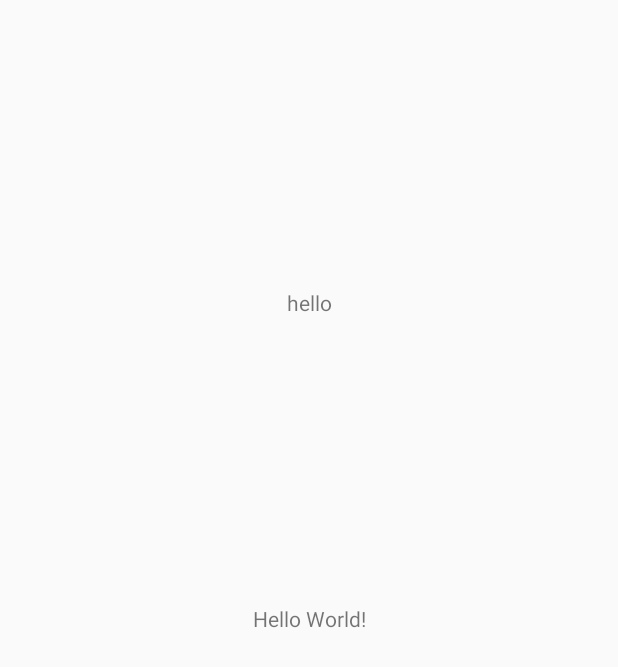
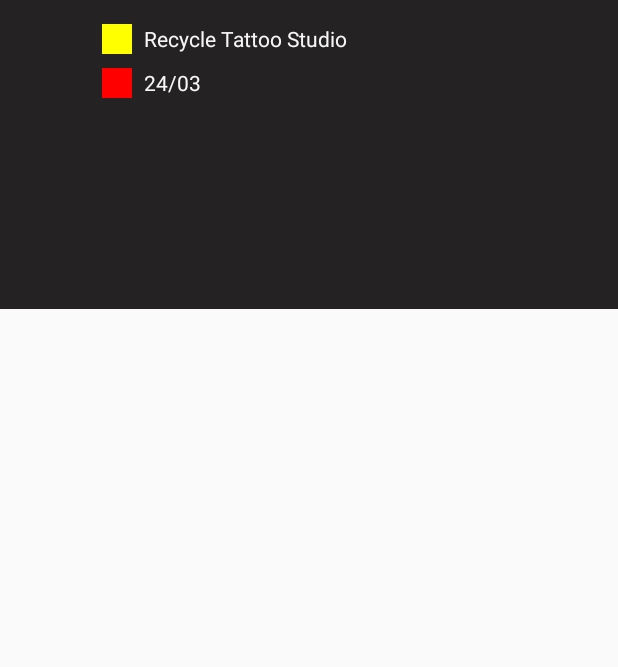
Before and after one commit to tqlong1609/Recycle-Tattoo-Studio, an Android app: the MainActivity screen opened directly, with no data from a screen before it, on a phone screen of 412 x 824 dp. Before the commit the part shown is almost empty. Shown: the top 667 px of the screen. Run offline under Robolectric (Android 15) with nearby library versions, the phone set to English and light mode, and no system bars.

Commit message:
animation translate activity, create layout header information, add recyleview

```diff
--- a/app/build.gradle
+++ b/app/build.gradle
@@ -27,6 +27,7 @@
     implementation fileTree(dir: 'libs', include: ['*.jar'])
     implementation 'androidx.appcompat:appcompat:1.0.2'
     implementation 'androidx.constraintlayout:constraintlayout:1.1.3'
+    implementation 'com.android.support:recyclerview-v7:1.0.0'
     testImplementation 'junit:junit:4.12'
     androidTestImplementation 'androidx.test:runner:1.2.0'
     androidTestImplementation 'androidx.test.espresso:espresso-core:3.2.0'
--- a/app/src/main/res/layout/activity_main.xml
+++ b/app/src/main/res/layout/activity_main.xml
@@ -1,32 +1,16 @@
 <?xml version="1.0" encoding="utf-8"?>
-<androidx.constraintlayout.widget.ConstraintLayout xmlns:android="http://schemas.android.com/apk/res/android"
-    xmlns:app="http://schemas.android.com/apk/res-auto"
-    xmlns:tools="http://schemas.android.com/tools"
+<LinearLayout
+    android:layout_height="match_parent"
     android:layout_width="match_parent"
-    android:layout_height="match_parent"
-    tools:context=".ui.activity.MainActivity">
+    android:weightSum="4"
+    android:orientation="vertical"
+    xmlns:android="http://schemas.android.com/apk/res/android" >
 
-    <TextView
-        android:id="@+id/textView"
-        android:layout_width="wrap_content"
-        android:layout_height="wrap_content"
-        android:text="Hello World!"
-        app:layout_constraintBottom_toBottomOf="parent"
-        app:layout_constraintLeft_toLeftOf="parent"
-        app:layout_constraintRight_toRightOf="parent"
-        app:layout_constraintTop_toTopOf="parent" />
+    <include
+        android:layout_width="match_parent"
+        android:layout_height="0dp"
+        android:layout_weight="1"
+        layout="@layout/header_information"/>
 
-    <TextView
-        android:layout_width="wrap_content"
-        android:layout_height="wrap_content"
-        android:layout_marginStart="8dp"
-        android:layout_marginTop="8dp"
-        android:layout_marginEnd="8dp"
-        android:layout_marginBottom="8dp"
-        android:text="hello"
-        app:layout_constraintBottom_toTopOf="@+id/textView"
-        app:layout_constraintEnd_toEndOf="parent"
-        app:layout_constraintStart_toStartOf="parent"
-        app:layout_constraintTop_toTopOf="parent" />
 
-</androidx.constraintlayout.widget.ConstraintLayout>
+</LinearLayout>
--- /dev/null
+++ b/app/src/main/res/layout/header_information.xml
@@ -0,0 +1,64 @@
+<?xml version="1.0" encoding="utf-8"?>
+<androidx.constraintlayout.widget.ConstraintLayout xmlns:app="http://schemas.android.com/apk/res-auto"
+    xmlns:tools="http://schemas.android.com/tools"
+    android:layout_height="match_parent"
+    android:layout_width="match_parent"
+    android:background="@color/colorPaleBrown"
+    xmlns:android="http://schemas.android.com/apk/res/android" >
+
+    <ImageView
+        android:id="@+id/imageView"
+        android:layout_width="@dimen/image_width_header"
+        android:layout_height="@dimen/image_height_header"
+        android:layout_marginStart="8dp"
+        android:layout_marginTop="8dp"
+        android:layout_marginEnd="8dp"
+        android:layout_marginBottom="8dp"
+        android:background="#ff0"
+        app:layout_constraintBottom_toBottomOf="parent"
+        app:layout_constraintEnd_toEndOf="parent"
+        app:layout_constraintHorizontal_bias="0.159"
+        app:layout_constraintStart_toStartOf="parent"
+        app:layout_constraintTop_toTopOf="parent"
+        app:layout_constraintVertical_bias="0.046" />
+
+    <TextView
+        android:id="@+id/textView"
+        style="@style/TextHeader"
+        android:layout_width="wrap_content"
+        android:layout_height="wrap_content"
+        android:layout_marginStart="8dp"
+        android:layout_marginEnd="8dp"
+        android:text="Recycle Tattoo Studio"
+        app:layout_constraintEnd_toEndOf="parent"
+        app:layout_constraintHorizontal_bias="0.0"
+        app:layout_constraintStart_toEndOf="@+id/imageView"
+        app:layout_constraintTop_toTopOf="@+id/imageView" />
+
+    <ImageView
+        android:id="@+id/imageView2"
+        android:layout_width="@dimen/image_width_header"
+        android:layout_height="@dimen/image_height_header"
+        android:layout_marginStart="8dp"
+        android:layout_marginTop="8dp"
+        android:layout_marginEnd="8dp"
+        android:layout_marginBottom="8dp"
+        android:background="#ff00"
+        app:layout_constraintBottom_toBottomOf="parent"
+        app:layout_constraintEnd_toStartOf="@+id/textView"
+        app:layout_constraintHorizontal_bias="1.0"
+        app:layout_constraintStart_toStartOf="@+id/imageView"
+        app:layout_constraintTop_toBottomOf="@+id/imageView"
+        app:layout_constraintVertical_bias="0.009" />
+
+    <TextView
+        style="@style/TextHeader"
+        android:layout_width="wrap_content"
+        android:layout_height="wrap_content"
+        android:layout_marginStart="8dp"
+        android:text="24/03"
+        app:layout_constraintEnd_toEndOf="parent"
+        app:layout_constraintHorizontal_bias="0.0"
+        app:layout_constraintStart_toEndOf="@+id/imageView2"
+        app:layout_constraintTop_toTopOf="@+id/imageView2" />
+</androidx.constraintlayout.widget.ConstraintLayout>
--- a/app/src/main/res/values/colors.xml
+++ b/app/src/main/res/values/colors.xml
@@ -7,5 +7,5 @@
     <color name="colorRed">#FF0000</color>
     <color name="colorPrimaryRed">#BE1616</color>
     <color name="colorWhite">#F8F7F7</color>
-
+    <color name="colorPaleBrown">#242222</color>
 </resources>
--- a/app/src/main/res/values/dimens.xml
+++ b/app/src/main/res/values/dimens.xml
@@ -49,5 +49,7 @@
     <dimen name="radius_edit_login">5dp</dimen>
     <dimen name="radius_btn_login">3dp</dimen>
 
-
+    <!--header information-->
+    <dimen name="image_width_header">20dp</dimen>
+    <dimen name="image_height_header">20dp</dimen>
 </resources>
--- a/app/src/main/res/values/styles.xml
+++ b/app/src/main/res/values/styles.xml
@@ -37,4 +37,9 @@
         <item name="android:textColor">@color/colorWhite</item>
         <item name="android:fontFamily">monospace</item>
     </style>
+
+    <!--Header information theme-->
+    <style name="TextHeader">
+        <item name="android:textColor">@color/colorWhite</item>
+    </style>
 </resources>
```
Also changed, not shown: app/src/main/java/vn/ts5/tattoo/ui/activity/LoginActivity.java (+20 -0 lines), app/src/main/res/anim/close_translate.xml (added, +16 -0 lines), app/src/main/res/anim/open_translate.xml (added, +15 -0 lines), app/src/main/res/layout/activity_login.xml (+15 -14 lines), app/src/main/res/layout/activity_register.xml (+7 -22 lines), app/src/main/res/drawable/ic_user.png (added).
